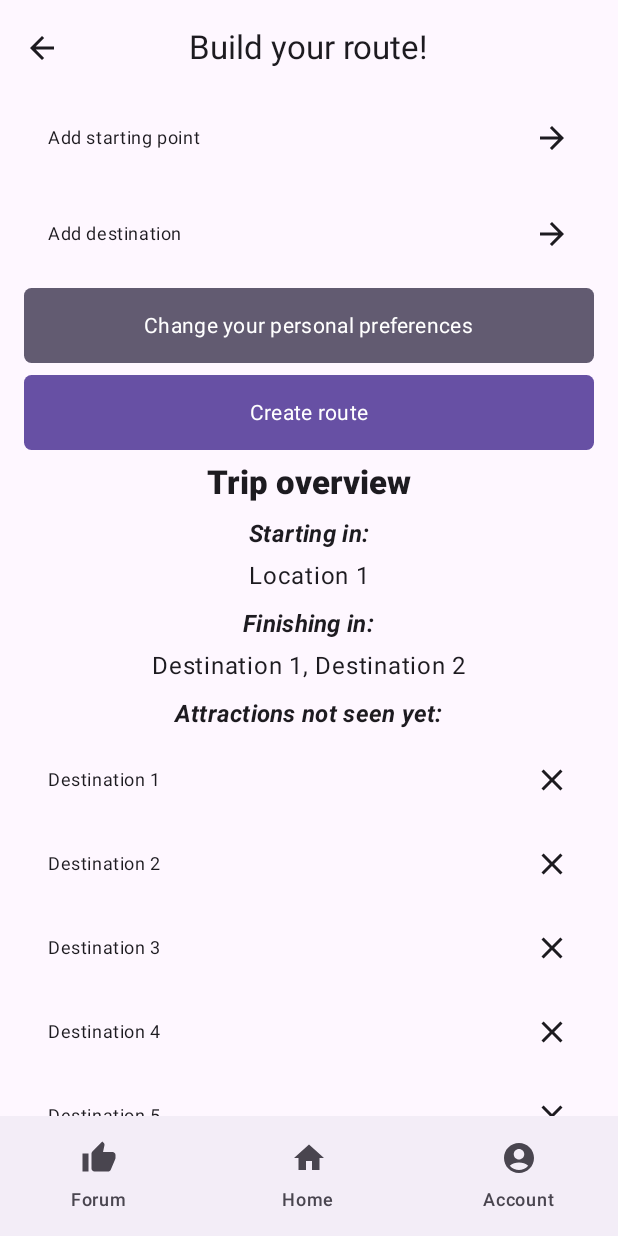
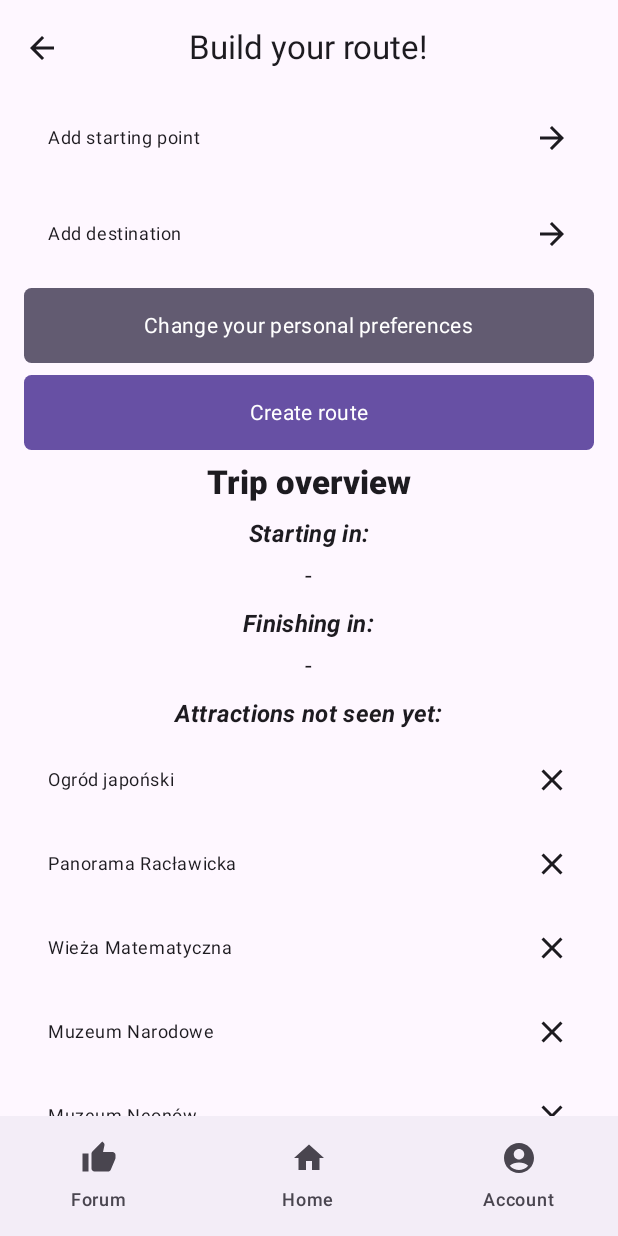
Before and after one commit to poziomk3/WanderWay, an Android app built with Jetpack Compose: the BuildYourRouteScreen screen opened through its navigation route, on a phone screen of 412 x 824 dp. Run offline under Robolectric (Android 15) with nearby library versions, the phone set to English and light mode, and no system bars; our stand-ins replace Dagger/Hilt's generated code.

Commit message:
Change placeholders to match mock design

```diff
--- a/app/src/main/java/com/pwr/wanderway/presentation/routeCore/buildYourRoute/BuildYourRoute.kt
+++ b/app/src/main/java/com/pwr/wanderway/presentation/routeCore/buildYourRoute/BuildYourRoute.kt
@@ -64,11 +64,11 @@ fun BuildYourRouteScreen(
         )
         DestInfo(
             label = stringResource(R.string.starting_in),
-            contents = { Text(text = "Location 1") }
+            contents = { Text(text = "-") }
         )
         DestInfo(
             label = stringResource(R.string.finishing_in),
-            contents = { Text(text = "Destination 1, Destination 2") }
+            contents = { Text(text = "-") }
         )
         DestInfo(
             label = stringResource(R.string.attractions_not_seen_yet),
--- a/app/src/main/java/com/pwr/wanderway/presentation/routeCore/buildYourRoute/BuildYourRouteViewModel.kt
+++ b/app/src/main/java/com/pwr/wanderway/presentation/routeCore/buildYourRoute/BuildYourRouteViewModel.kt
@@ -9,27 +9,27 @@ class BuildYourRouteViewModel: ViewModel(){
     // create list of example attractions, with callback which removes the composable onCLick
     val unseenDestinations = listOf(
         RowSelectorConfig(
-            text = "Destination 1",
+            text = "Ogród japoński",
             icon = Icons.Filled.Clear,
             onClick = { }
         ),
         RowSelectorConfig(
-            text = "Destination 2",
+            text = "Panorama Racławicka",
             icon = Icons.Filled.Clear,
             onClick = { }
         ),
         RowSelectorConfig(
-            text = "Destination 3",
+            text = "Wieża Matematyczna",
             icon = Icons.Filled.Clear,
             onClick = { }
         ),
         RowSelectorConfig(
-            text = "Destination 4",
+            text = "Muzeum Narodowe",
             icon = Icons.Filled.Clear,
             onClick = { }
         ),
         RowSelectorConfig(
-            text = "Destination 5",
+            text = "Muzeum Neonów",
             icon = Icons.Filled.Clear,
             onClick = { }
         ),
```
